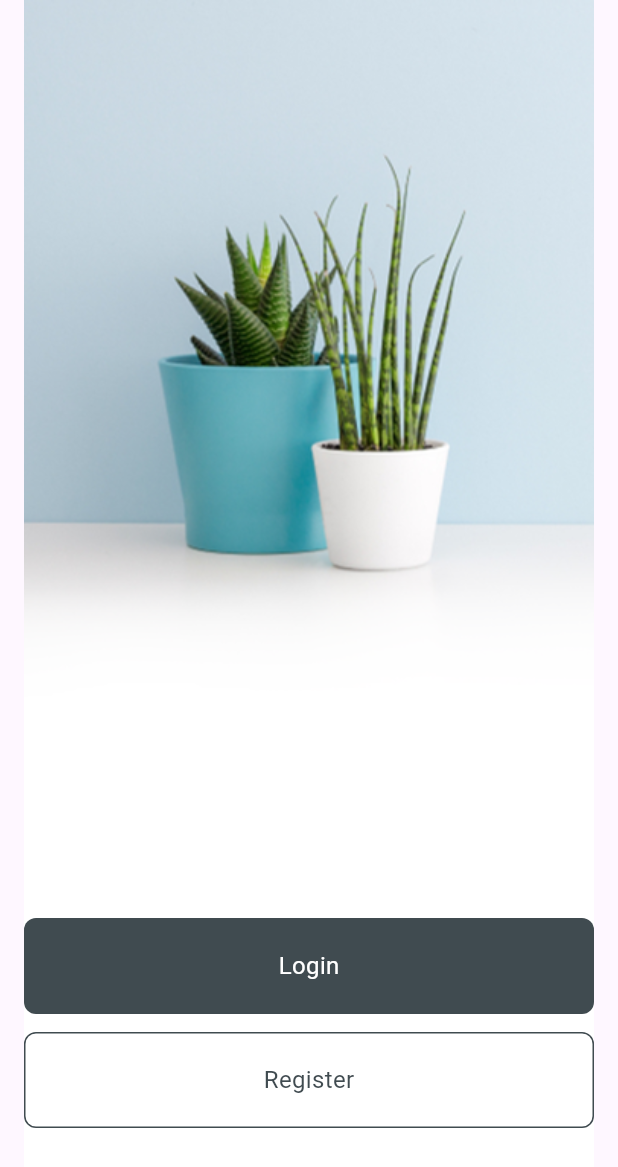
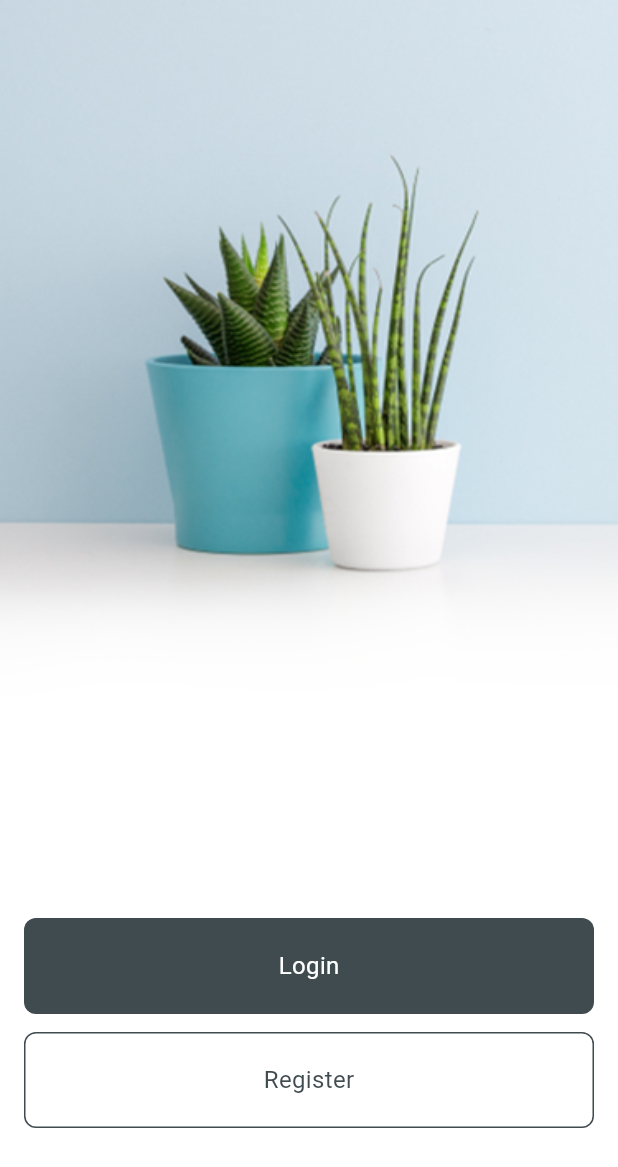
Before and after one commit to olumuyiwaa/fatherland-money, a Flutter app: the screen it shows after launch, on a phone screen of 412 x 824 dp. Shown: the top 1167 px of the screen. Run offline on Flutter 3.47's test engine with Material 3 defaults, Android fonts, the phone set to English and light mode, and no system bars; our stand-ins replace fl_chart.

Commit message:
"Removed duplicate menu item, updated font weight and fit in ExpenditureWidget and Welcome screen"

```diff
--- a/lib/pages/home_page.dart
+++ b/lib/pages/home_page.dart
@@ -37,7 +37,6 @@ class HomePage extends StatelessWidget {
       'page': MoneyRemitancePage()
     },
     {'title': 'Bank Statement', 'icon': 'icon-3.png', 'page': BankStatement()},
-    {'title': 'Manage Expenses', 'icon': 'icon-4.png', 'page': ManageBudgets()},
     {'title': 'Manage Expenses', 'icon': 'icon-4.png', 'page': ManageBudgets()},
   ];
 
--- a/lib/utilities/expenditure_widget.dart
+++ b/lib/utilities/expenditure_widget.dart
@@ -54,7 +54,7 @@ class _ExpenditureWidgetState extends State<ExpenditureWidget> {
               children: [
                 Text(
                   'My Expenditures',
-                  style: TextStyle(fontSize: 16, fontWeight: FontWeight.w600),
+                  style: TextStyle(fontSize: 16, fontWeight: FontWeight.w400),
                 ),
                 Container(
                   padding: EdgeInsets.symmetric(horizontal: 12, vertical: 8),
--- a/lib/welcome.dart
+++ b/lib/welcome.dart
@@ -16,7 +16,7 @@ class Welcome extends StatelessWidget {
         decoration: BoxDecoration(
           image: DecorationImage(
             image: AssetImage('assets/welcome.png'),
-            fit: BoxFit.fitHeight,
+            fit: BoxFit.fill,
           ),
         ),
         child: Padding(
```
